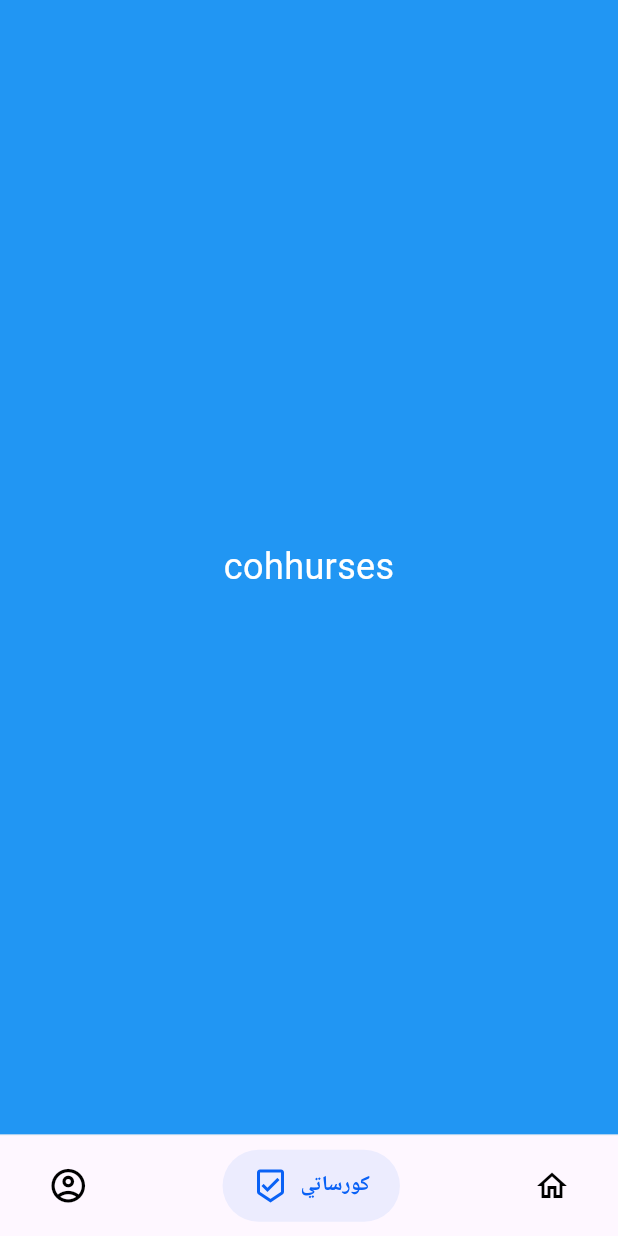
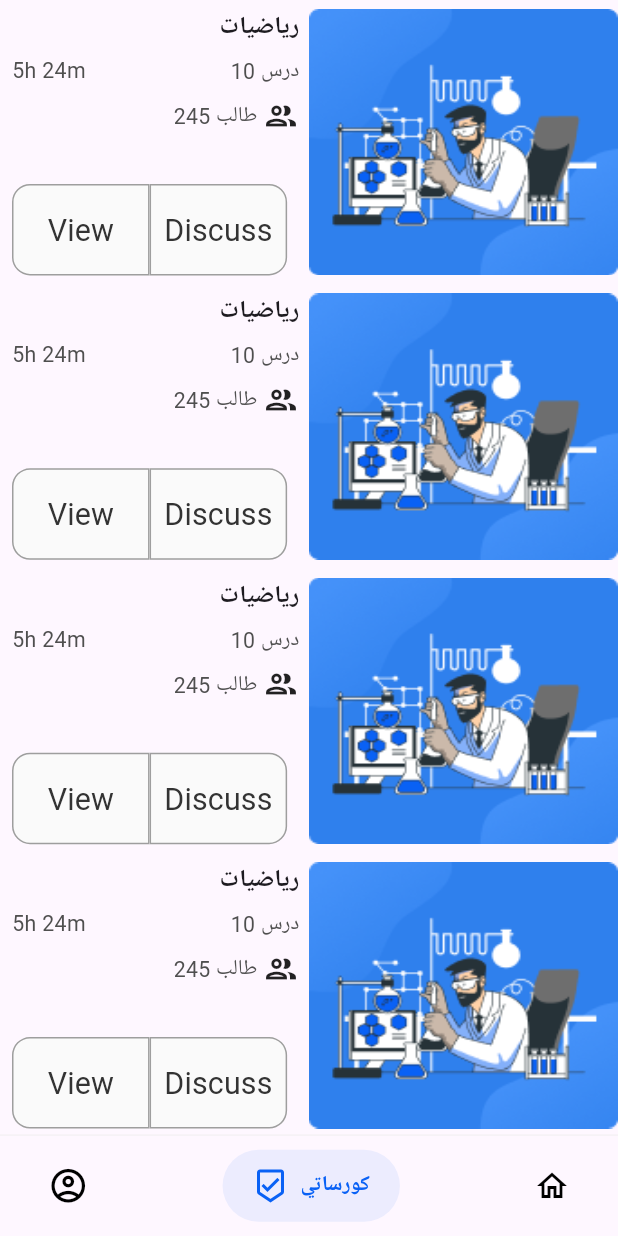
Before and after one commit to Mohamed-7agag/EDUCA_app, a Flutter app: the CustomBottomBarForTeacherView screen opened by its route, item 2 of the bottom bar chosen, on a phone screen of 412 x 824 dp. Run offline on Flutter 3.47's test engine with Material 3 defaults, Android fonts, the phone set to English and light mode, and no system bars; drawn by our look-alikes of google_nav_bar; our stand-ins replace cherry_toast, flutter_bloc, flutter_screenutil, get_it, google_fonts, image_picker and 1 more; Roboto replaces fonts that are missing (Tajawal).

Commit message:
first commit in courses teacher page

```diff
--- a/lib/Core/utils/app_router.dart
+++ b/lib/Core/utils/app_router.dart
@@ -5,7 +5,7 @@ import 'package:field_training_app/student_features/bottom_bar/presentation/view
 import 'package:field_training_app/student_features/class_options/presentation/views/class_options_view.dart';
 import 'package:field_training_app/student_features/introduction_screens/presentation/views/introduction_screens.dart';
 import 'package:field_training_app/student_features/profile/presentation/views/profile_edit_view.dart';
-import 'package:field_training_app/student_features/splash/presentation/views/splash_view.dart';
+
 import 'package:field_training_app/teacher_features/teacher/presentation/views/create_class.dart';
 import 'package:flutter/material.dart';
 import 'package:flutter_bloc/flutter_bloc.dart';
--- a/lib/Core/widgets/custom_button.dart
+++ b/lib/Core/widgets/custom_button.dart
@@ -4,25 +4,44 @@ import 'package:flutter/material.dart';
 import 'package:flutter_screenutil/flutter_screenutil.dart';
 
 class CustomButton extends StatelessWidget {
-  const CustomButton({super.key, required this.text, required this.onpressed});
+  const CustomButton({
+    super.key,
+    required this.text,
+    required this.onpressed,
+    this.textcolor,
+    this.backroundcolor,
+    this.fontWeight,
+    this.rectangleBorder,
+  });
   final String text;
   final VoidCallback onpressed;
+  final Color? textcolor;
+  final Color? backroundcolor;
+
+  final FontWeight? fontWeight;
+
+  final RoundedRectangleBorder? rectangleBorder;
 
   @override
   Widget build(BuildContext context) {
     return ElevatedButton(
       onPressed: onpressed,
       style: ElevatedButton.styleFrom(
-
-          backgroundColor: kPrimaryColor,
-          foregroundColor: Colors.white,
-          padding:
-              const EdgeInsets.only(bottom: 15, top: 17),
-          shape:
-              RoundedRectangleBorder(borderRadius: BorderRadius.circular(6.r))),
+        elevation: 0.0,
+        backgroundColor: backroundcolor ?? kPrimaryColor,
+        foregroundColor: Colors.white,
+        padding: const EdgeInsets.only(bottom: 15, top: 17),
+        shape: rectangleBorder ??
+            RoundedRectangleBorder(
+              borderRadius: BorderRadius.circular(6.r),
+            ),
+      ),
       child: Text(
         text,
-        style: Styles.textStyle20.copyWith(fontWeight: FontWeight.bold),
+        style: Styles.textStyle20.copyWith(
+          fontWeight: fontWeight ?? FontWeight.bold,
+          color: textcolor,
+        ),
       ),
     );
   }
--- a/lib/teacher_features/bottom_bar_teacher/presentation/views/custom_bottom_bar.dart
+++ b/lib/teacher_features/bottom_bar_teacher/presentation/views/custom_bottom_bar.dart
@@ -1,11 +1,8 @@
 import 'package:field_training_app/Core/utils/constatnt.dart';
-import 'package:field_training_app/student_features/home/presentation/views/home_view.dart';
-import 'package:field_training_app/student_features/profile/presentation/views/profile_view.dart';
+import 'package:field_training_app/teacher_features/courses/presentation/views/courser_teacher_view.dart';
 import 'package:flutter/material.dart';
-import 'package:flutter_bloc/flutter_bloc.dart';
 import 'package:google_nav_bar/google_nav_bar.dart';
 import '../../../home_teacher/presentation/views/home_view.dart';
-import '../view_model/bottom_bar_cubit.dart';
 
 class CustomBottomBarForTeacherView extends StatefulWidget {
   const CustomBottomBarForTeacherView({super.key});
@@ -73,15 +70,7 @@ class _CustomBottomBarForTeacherViewState
               ),
             ),
           ),
-          Container(
-            color: Colors.blue,
-            child: const Center(
-              child: Text(
-                'cohhurses',
-                style: TextStyle(fontSize: 24, color: Colors.white),
-              ),
-            ),
-          ),
+          const CoursesTeacherView(),
 
           const HomeTeacherView()
         ],
--- /dev/null
+++ b/lib/teacher_features/courses/presentation/views/courser_teacher_view.dart
@@ -0,0 +1,14 @@
+import 'package:flutter/material.dart';
+
+import 'widgets/courser_teacher_viewbody.dart';
+
+class CoursesTeacherView extends StatelessWidget {
+  const CoursesTeacherView({super.key});
+
+  @override
+  Widget build(BuildContext context) {
+    return const Scaffold(
+      body: CoursesTeacherViewBody(),
+    );
+  }
+}
--- /dev/null
+++ b/lib/teacher_features/courses/presentation/views/widgets/course_listview_builder.dart
@@ -0,0 +1,16 @@
+import 'package:field_training_app/teacher_features/courses/presentation/views/widgets/course_lisview_item.dart';
+import 'package:flutter/material.dart';
+
+class CourseListViewBuider extends StatelessWidget {
+  const CourseListViewBuider({super.key});
+
+  @override
+  Widget build(BuildContext context) {
+    return ListView.builder(
+      itemCount: 10,
+      itemBuilder: (context, index) {
+        return const CourseListViewItem();
+      },
+    );
+  }
+}
--- /dev/null
+++ b/lib/teacher_features/courses/presentation/views/widgets/course_lisview_item.dart
@@ -0,0 +1,132 @@
+import 'package:field_training_app/Core/utils/constatnt.dart';
+import 'package:field_training_app/Core/utils/styles.dart';
+import 'package:field_training_app/Core/widgets/custom_button.dart';
+import 'package:flutter/material.dart';
+import 'package:flutter_screenutil/flutter_screenutil.dart';
+
+import 'custom_image_course.dart';
+
+class CourseListViewItem extends StatelessWidget {
+  const CourseListViewItem({
+    super.key,
+  });
+
+  @override
+  Widget build(BuildContext context) {
+    return Padding(
+      padding: const EdgeInsets.symmetric(vertical: 6.0),
+      child: SizedBox(
+        height: 175.h,
+        child: Row(
+          children: [
+            Expanded(
+              child: Column(
+                mainAxisAlignment: MainAxisAlignment.spaceBetween,
+                children: [
+                  Column(
+                    crossAxisAlignment: CrossAxisAlignment.end,
+                    children: [
+                      Text(
+                        "رياضيات",
+                        style: Styles.textStyle16
+                            .copyWith(fontWeight: FontWeight.bold),
+                      ),
+                      Row(
+                        mainAxisAlignment: MainAxisAlignment.spaceBetween,
+                        children: [
+                          Padding(
+                            padding: const EdgeInsets.all(8.0),
+                            child: Row(
+                              children: [
+                                Text(
+                                  "5h 24m",
+                                  style: Styles.textStyle14.copyWith(
+                                    color: const Color(0xff4F4F4F),
+                                  ),
+                                ),
+                                // const SizedBox(
+                                //   width: 5,
+                                // ),
+                                // const Icon(
+                                //   Icons.schedule,
+                                //   size: 22,
+                                // ),
+                              ],
+                            ),
+                          ),
+                          Text(
+                            "10 درس",
+                            style: Styles.textStyle14
+                                .copyWith(color: const Color(0xff4F4F4F)),
+                          ),
+                        ],
+                      ),
+                      Row(
+                        mainAxisAlignment: MainAxisAlignment.end,
+                        children: [
+                          Text(
+                            "طالب 245",
+                            style: Styles.textStyle14
+                                .copyWith(color: const Color(0xff4F4F4F)),
+                          ),
+                          const SizedBox(
+                            width: 4,
+                          ),
+                          const Icon(
+                            Icons.group_outlined,
+                          ),
+                        ],
+                      ),
+                    ],
+                  ),
+                  Padding(
+                    padding: const EdgeInsets.symmetric(horizontal: 8.0),
+                    child: Row(
+                      children: [
+                        Expanded(
+                          child: CustomButton(
+                            text: "View",
+                            onpressed: () {},
+                            fontWeight: FontWeight.normal,
+                            backroundcolor: kBackgroundColor,
+                            textcolor: const Color(0xff333333),
+                            rectangleBorder: RoundedRectangleBorder(
+                              side: BorderSide(color: Colors.grey),
+                              borderRadius: BorderRadius.only(
+                                bottomLeft: Radius.circular(12),
+                                topLeft: Radius.circular(12),
+                              ),
+                            ),
+                          ),
+                        ),
+                        Expanded(
+                          child: CustomButton(
+                              text: "Discuss",
+                              onpressed: () {},
+                              fontWeight: FontWeight.normal,
+                              backroundcolor: kBackgroundColor,
+                              textcolor: const Color(0xff333333),
+                              rectangleBorder: RoundedRectangleBorder(
+                                side: BorderSide(color: Colors.grey),
+                                borderRadius: BorderRadius.only(
+                                  bottomRight: Radius.circular(12),
+                                  topRight: Radius.circular(12),
+                                ),
+                              )),
+                        ),
+                      ],
+                    ),
+                  ),
+                ],
+              ),
+            ),
+            SizedBox(
+              width: 6.w,
+            ),
+            const CustomImgeCourse(),
+          ],
+        ),
+      ),
+    );
+  }
+}
--- /dev/null
+++ b/lib/teacher_features/courses/presentation/views/widgets/courser_teacher_viewbody.dart
@@ -0,0 +1,14 @@
+import 'package:field_training_app/teacher_features/courses/presentation/views/widgets/course_listview_builder.dart';
+
+import 'package:flutter/cupertino.dart';
+import 'package:flutter/material.dart';
+import 'package:flutter/widgets.dart';
+
+class CoursesTeacherViewBody extends StatelessWidget {
+  const CoursesTeacherViewBody({super.key});
+
+  @override
+  Widget build(BuildContext context) {
+    return const CourseListViewBuider();
+  }
+}
--- /dev/null
+++ b/lib/teacher_features/courses/presentation/views/widgets/custom_image_course.dart
@@ -0,0 +1,18 @@
+import 'package:flutter/material.dart';
+
+class CustomImgeCourse extends StatelessWidget {
+  const CustomImgeCourse({
+    super.key,
+  });
+
+  @override
+  Widget build(BuildContext context) {
+    return SizedBox(
+      width: MediaQuery.of(context).size.width * 0.5,
+      child: Image.asset(
+        'assets/images/biology.png',
+        fit: BoxFit.fill,
+      ),
+    );
+  }
+}
```
Also changed, not shown: assets/images/biology.png (added), assets/images/rectangle.png (deleted).
